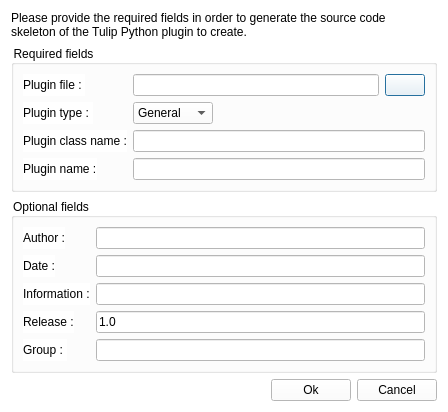
Above: plugins/perspective/GraphPerspective/designer/PythonPluginCreationDialog.ui from Tulip-Dev/tulip before the change. Below: the same form after it.
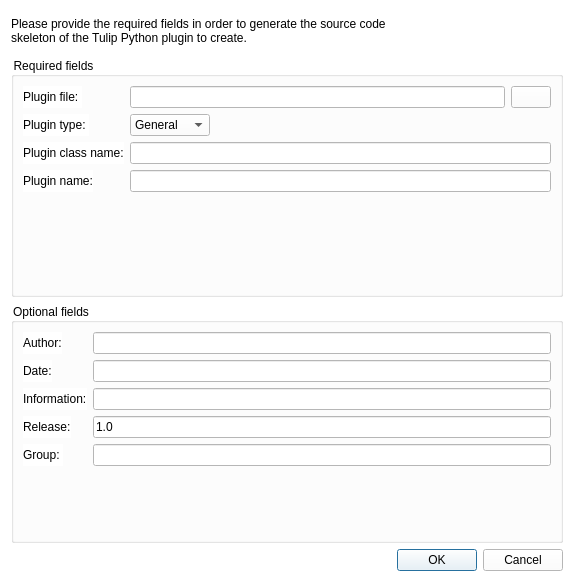
That is the form after the change. Icons and pictures are not drawn.

Commit message: Clean ui: Use dialogbuttonbox instead of two qpushbuttons

```diff
--- a/plugins/perspective/GraphPerspective/designer/PythonPluginCreationDialog.ui
+++ b/plugins/perspective/GraphPerspective/designer/PythonPluginCreationDialog.ui
@@ -6,8 +6,8 @@
    <rect>
     <x>0</x>
     <y>0</y>
-    <width>448</width>
-    <height>404</height>
+    <width>574</width>
+    <height>582</height>
    </rect>
   </property>
   <property name="windowTitle">
@@ -46,7 +46,7 @@
          <string>the path to the file where the plugin source code will be saved</string>
         </property>
         <property name="text">
-         <string>Plugin file : </string>
+         <string>Plugin file: </string>
         </property>
        </widget>
       </item>
@@ -79,7 +79,7 @@
          <string>The type of plugin to create</string>
         </property>
         <property name="text">
-         <string>Plugin type : </string>
+         <string>Plugin type: </string>
         </property>
        </widget>
       </item>
@@ -133,7 +133,7 @@
          <string>The name of the Python plugin class</string>
         </property>
         <property name="text">
-         <string>Plugin class name :</string>
+         <string>Plugin class name:</string>
         </property>
        </widget>
       </item>
@@ -146,7 +146,7 @@
          <string>The name of the plugin as it will appear in the interface</string>
         </property>
         <property name="text">
-         <string>Plugin name :</string>
+         <string>Plugin name:</string>
         </property>
        </widget>
       </item>
@@ -168,7 +168,7 @@
          <string>The name of the plugin's author</string>
         </property>
         <property name="text">
-         <string>Author :</string>
+         <string>Author:</string>
         </property>
        </widget>
       </item>
@@ -181,7 +181,7 @@
          <string>The creation date of the plugin</string>
         </property>
         <property name="text">
-         <string>Date :</string>
+         <string>Date:</string>
         </property>
        </widget>
       </item>
@@ -194,7 +194,7 @@
          <string>Some information about the plugin</string>
         </property>
         <property name="text">
-         <string>Information :</string>
+         <string>Information:</string>
         </property>
        </widget>
       </item>
@@ -207,7 +207,7 @@
          <string>The version number of the plugin</string>
         </property>
         <property name="text">
-         <string>Release :</string>
+         <string>Release:</string>
         </property>
        </widget>
       </item>
@@ -224,7 +224,7 @@
          <string>The plugin can be added to a group (will appear in a sub-menu in the interface)</string>
         </property>
         <property name="text">
-         <string>Group : </string>
+         <string>Group: </string>
         </property>
        </widget>
       </item>
@@ -235,35 +235,11 @@
     </widget>
    </item>
    <item>
-    <layout class="QHBoxLayout" name="horizontalLayout_2">
-     <item>
-      <spacer name="horizontalSpacer">
-       <property name="orientation">
-        <enum>Qt::Horizontal</enum>
-       </property>
-       <property name="sizeHint" stdset="0">
-        <size>
-         <width>40</width>
-         <height>20</height>
-        </size>
-       </property>
-      </spacer>
-     </item>
-     <item>
-      <widget class="QPushButton" name="okButton">
-       <property name="text">
-        <string>Ok</string>
-       </property>
-      </widget>
-     </item>
-     <item>
-      <widget class="QPushButton" name="cancelButton">
-       <property name="text">
-        <string>Cancel</string>
-       </property>
-      </widget>
-     </item>
-    </layout>
+    <widget class="QDialogButtonBox" name="buttonBox">
+     <property name="standardButtons">
+      <set>QDialogButtonBox::Cancel|QDialogButtonBox::Ok</set>
+     </property>
+    </widget>
    </item>
   </layout>
  </widget>
```
Left out of the diff: 44 changed lines with no effect on the pictures. The commit also changes 2 other files.
